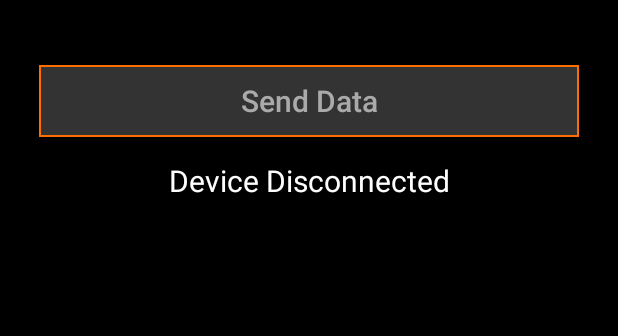
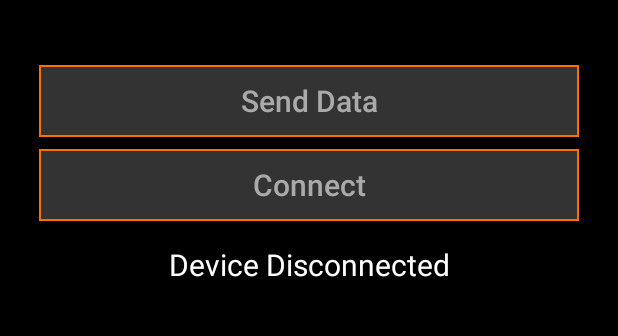
Before and after one commit to TribeTech4485/AndroidScout, an Android app: the ConnectAndSendActivity screen opened directly, with no data from a screen before it, on a phone screen of 412 x 824 dp, the part 85-421 px from its top. Run offline under Robolectric (Android 15) with nearby library versions, the phone set to English and light mode, and no system bars.

Commit message:
New connect button.

```diff
--- a/AndroidScout/app/src/main/java/com/tribetech4485/androidscout/ConnectAndSendActivity.java
+++ b/AndroidScout/app/src/main/java/com/tribetech4485/androidscout/ConnectAndSendActivity.java
@@ -27,7 +27,6 @@ public class ConnectAndSendActivity extends AppCompatActivity {
     BluetoothSocket mmSocket;
     BluetoothDevice mmDevice = null;
 
-    private Button sendButton;
     private TextView logText;
 
     boolean connected = false;
@@ -37,10 +36,13 @@ public class ConnectAndSendActivity extends AppCompatActivity {
         super.onCreate(savedInstanceState);
         setContentView(R.layout.activity_connect_and_send);
 
-        sendButton = (Button) findViewById(R.id.sendDataBtn);
         logText = (TextView) findViewById(R.id.logText);
 
         connected = connectToDevice();
+        showConnected();
+    }
+
+    private void showConnected() {
         if (connected) setLogMessage("Device Connected!", false);
         else setLogMessage("Device Disconnected", false);
     }
@@ -55,12 +57,14 @@ public class ConnectAndSendActivity extends AppCompatActivity {
             {
                 if(device.getName().equals("4485-M8") || device.getAddress().equals("00:1A:7D:DA:71:13")) //Note, you will need to change this to match the name and address of your device
                 {
+                    setLogMessage("Found Specified Device: " + device.getAddress().toString(), false);
                     Log.e("4485-M8",device.getName());
                     mmDevice = device;
                     return true;
                 }
             }
         }
+        setLogMessage("Could Not Find Specified Device.", false);
         return false;
     }
 
@@ -140,4 +144,12 @@ public class ConnectAndSendActivity extends AppCompatActivity {
             }
         }
     }
+
+    public void connectBtn(View view) {
+        if (connected) setLogMessage("Already Connected to Device.", false);
+        else {
+            connected = connectToDevice();
+            showConnected();
+        }
+    }
 }
--- a/AndroidScout/app/src/main/res/layout/activity_connect_and_send.xml
+++ b/AndroidScout/app/src/main/res/layout/activity_connect_and_send.xml
@@ -74,6 +74,26 @@
 
                 android:text="Send Data" />
 
+            <Button
+                android:id="@+id/connectBtn"
+                android:layout_width="match_parent"
+                android:layout_height="match_parent"
+                android:layout_weight="1"
+
+                android:background="@drawable/btn_back"
+
+                android:textColor="#AAAAAA"
+                android:textAllCaps="false"
+                android:textSize="20sp"
+
+                android:onClick="connectBtn"
+
+                android:layout_marginLeft="8dp"
+                android:layout_marginRight="8dp"
+                android:layout_marginTop="8dp"
+
+                android:text="Connect" />
+
             <TextView
                 android:id="@+id/logText"
                 android:layout_width="match_parent"
```
